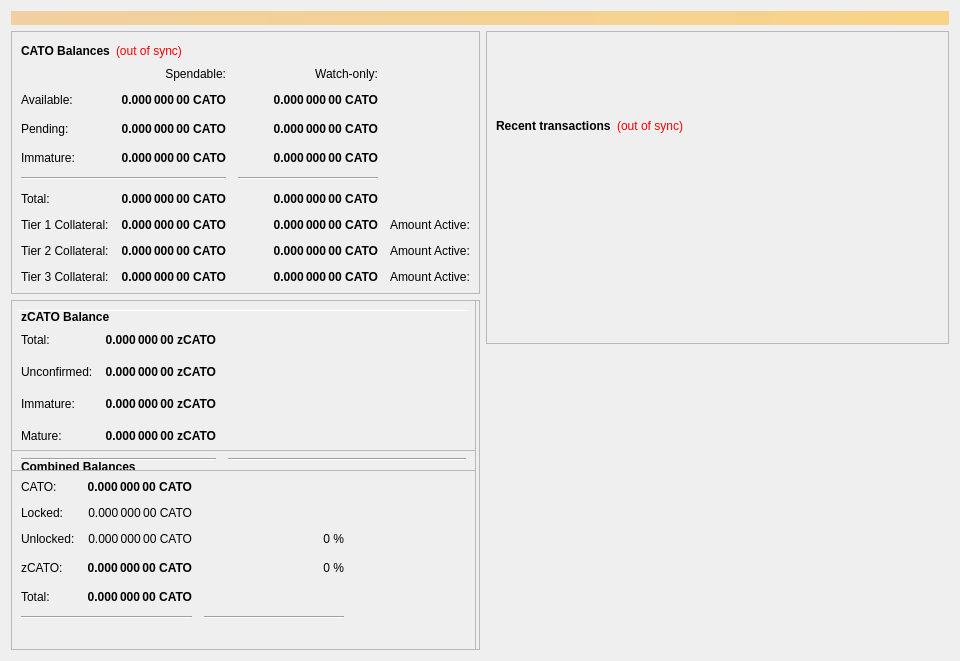
The window that src/qt/forms/overviewpage.ui (MCLXI/Cato) describes before a commit, drawn with Qt 5.
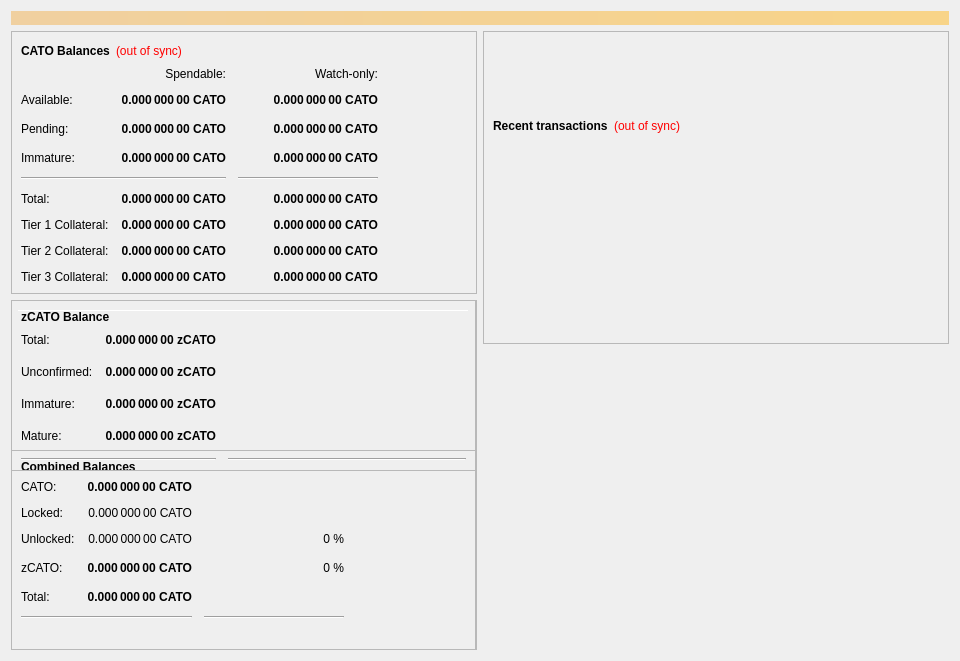
The same window after the commit.

Patch:
```diff
--- a/src/qt/forms/overviewpage.ui
+++ b/src/qt/forms/overviewpage.ui
@@ -232,27 +232,6 @@
               </property>
              </widget>
             </item>
-            <item row="7" column="3">
-             <widget class="QLabel" name="labelTotalText5">
-              <property name="text">
-               <string>Amount Active:</string>
-              </property>
-             </widget>
-            </item>
-          <item row="8" column="3">
-             <widget class="QLabel" name="labelTotalText6">
-              <property name="text">
-               <string>Amount Active:</string>
-              </property>
-             </widget>
-            </item>
-          <item row="9" column="3">
-             <widget class="QLabel" name="labelTotalText7">
-              <property name="text">
-               <string>Amount Active:</string>
-              </property>
-             </widget>
-            </item>
             <item row="3" column="1">
              <widget class="QLabel" name="labelImmature">
               <property name="font">
```
